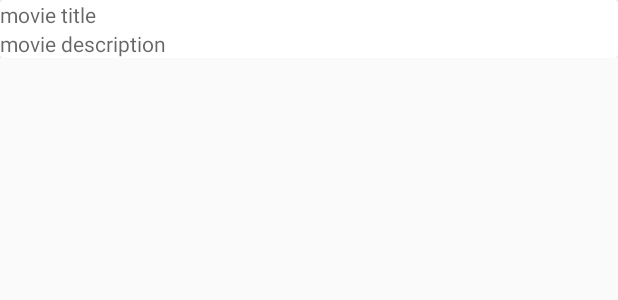
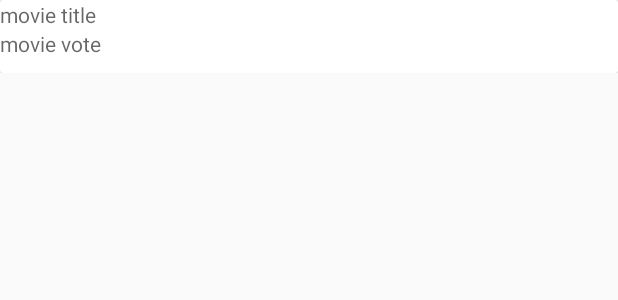
Before and after one commit to arutkayb/PopularMovies, an Android app: the layout overview_card_item.xml on its own in the app's theme, with its tools: preview values and no code run, on a phone screen of 412 x 824 dp. Shown: the top 300 px of the screen. Run offline under Robolectric (Android 15) with nearby library versions, the phone set to English and light mode, and no system bars.

Commit message:
RecyclerViewAdapter class onClick implementation and basic functionality

```diff
--- a/app/src/main/res/layout-land/overview_card_item.xml
+++ b/app/src/main/res/layout-land/overview_card_item.xml
@@ -11,12 +11,13 @@
         <LinearLayout
             android:layout_width="match_parent"
             android:layout_height="wrap_content"
-            android:orientation="horizontal">
+            android:orientation="horizontal"
+            android:layout_marginBottom="10dp">
 
             <ImageView
                 android:layout_width="wrap_content"
                 android:layout_height="wrap_content"
-                android:id="@+id/overview_image_view"
+                android:id="@+id/poster_image_view"
                 android:contentDescription="@string/overview_movie_content_description"
                 android:layout_weight="0.4"/>
 
@@ -29,14 +30,20 @@
                 <TextView
                     android:layout_width="match_parent"
                     android:layout_height="wrap_content"
-                    android:id="@+id/overview_title"
+                    android:id="@+id/title_text_view"
                     android:hint="movie title"/>
 
                 <TextView
                     android:layout_width="match_parent"
                     android:layout_height="wrap_content"
-                    android:id="@+id/overview_description"
-                    android:hint="movie description"/>
+                    android:id="@+id/vote_average_text_view"
+                    android:hint="movie vote"/>
+
+                <TextView
+                    android:layout_width="match_parent"
+                    android:layout_height="wrap_content"
+                    android:id="@+id/overview_text_view"
+                    android:hint="movie overview"/>
             </LinearLayout>
 
 
--- a/app/src/main/res/layout/overview_card_item.xml
+++ b/app/src/main/res/layout/overview_card_item.xml
@@ -11,25 +11,33 @@
         <LinearLayout
             android:layout_width="match_parent"
             android:layout_height="wrap_content"
-            android:orientation="vertical">
+            android:orientation="vertical"
+            android:layout_marginBottom="10dp">
 
             <ImageView
                 android:layout_width="match_parent"
                 android:layout_height="wrap_content"
-                android:id="@+id/overview_image_view"
+                android:id="@+id/poster_image_view"
                 android:contentDescription="@string/overview_movie_content_description"/>
 
             <TextView
                 android:layout_width="match_parent"
                 android:layout_height="wrap_content"
-                android:id="@+id/overview_title"
+                android:id="@+id/title_text_view"
                 android:hint="movie title"/>
 
             <TextView
                 android:layout_width="match_parent"
                 android:layout_height="wrap_content"
-                android:id="@+id/overview_description"
-                android:hint="movie description"/>
+                android:id="@+id/vote_average_text_view"
+                android:hint="movie vote"/>
+
+            <TextView
+                android:layout_width="match_parent"
+                android:layout_height="wrap_content"
+                android:id="@+id/overview_text_view"
+                android:hint="movie overview"
+                android:visibility="gone"/>
 
         </LinearLayout>
 
```
Also changed, not shown: app/src/main/java/nd/centertableinc/popularmovies1/Activity/MovieOverviewActivity.java (+23 -3 lines), app/src/main/java/nd/centertableinc/popularmovies1/Activity/RecyclerViewContainer.java (added, +9 -0 lines), app/src/main/java/nd/centertableinc/popularmovies1/Adapter/MovieOverviewAdapter.java (+23 -4 lines).
